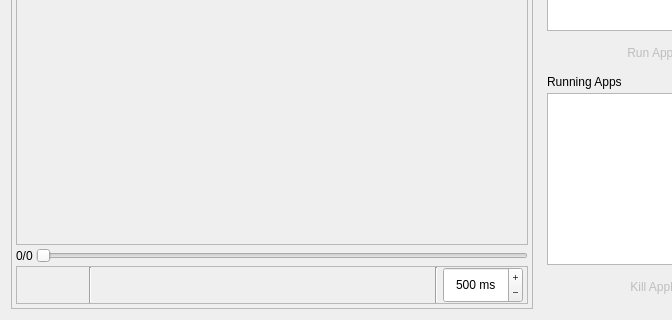
Qt form View/simulationtab.ui (TheLinthus/MPSoC-Simulator) before a commit; both pictures show x 0 to 672 and y 191 to 511 of the 810 by 511 pixel window.
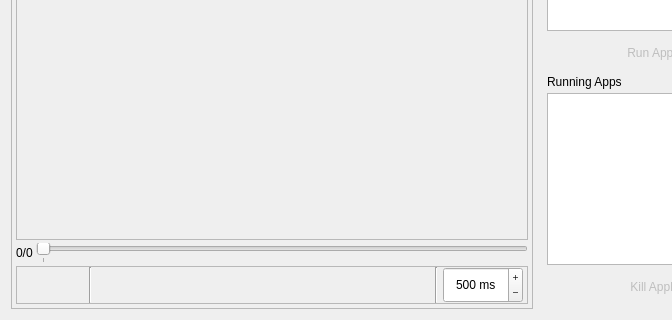
The same form after that commit. Icons and pictures are not drawn.

```diff
--- a/View/simulationtab.ui
+++ b/View/simulationtab.ui
@@ -49,7 +49,7 @@
            <x>0</x>
            <y>0</y>
            <width>514</width>
-           <height>413</height>
+           <height>408</height>
           </rect>
          </property>
          <layout class="QHBoxLayout" name="mpsocsLayout">
@@ -105,8 +105,11 @@
             <verstretch>0</verstretch>
            </sizepolicy>
           </property>
+          <property name="minimum">
+           <number>1</number>
+          </property>
           <property name="maximum">
-           <number>0</number>
+           <number>1</number>
           </property>
           <property name="tracking">
            <bool>true</bool>
@@ -115,7 +118,10 @@
            <enum>Qt::Horizontal</enum>
           </property>
           <property name="tickPosition">
-           <enum>QSlider::NoTicks</enum>
+           <enum>QSlider::TicksBelow</enum>
+          </property>
+          <property name="tickInterval">
+           <number>1</number>
           </property>
          </widget>
         </item>
```
